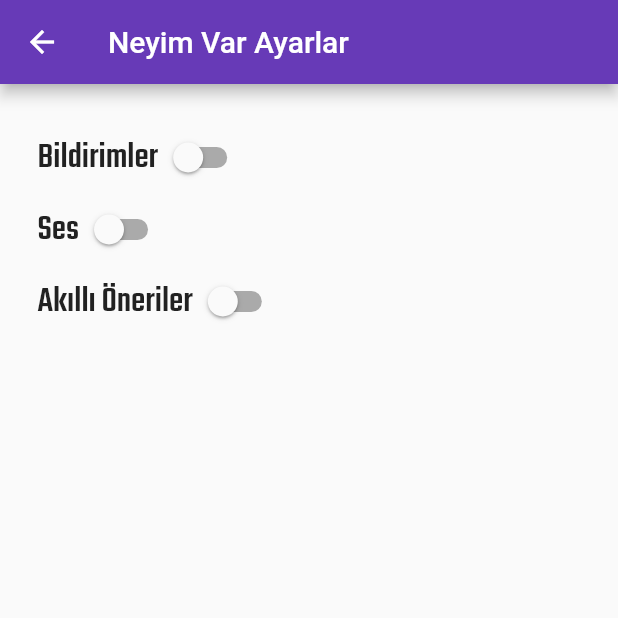
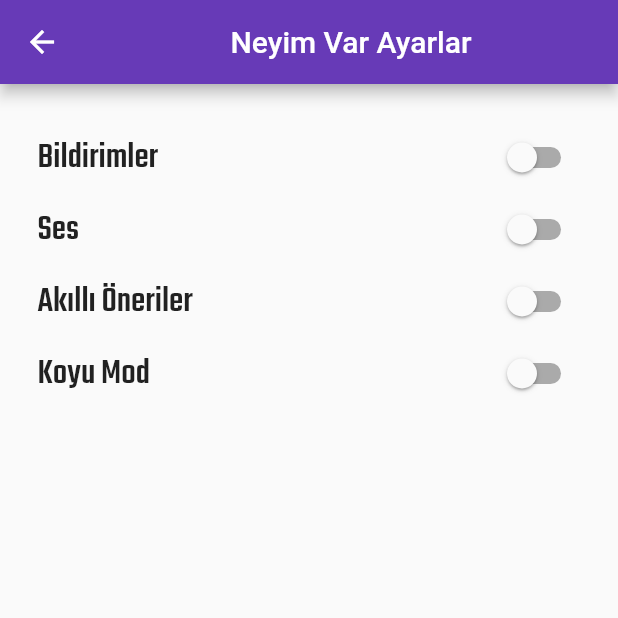
Before and after one commit to YeD-Mi/Flutter-Login-Panel, a Flutter app: the SettingsPage screen opened directly, on a phone screen of 412 x 824 dp, the top half of it. Run offline on Flutter 3.47's test engine with Material 2 defaults, Android fonts, the phone set to English and light mode, and no system bars.

Commit message:
dark-mode-start

```diff
--- a/lib/views/settingspage.dart
+++ b/lib/views/settingspage.dart
@@ -14,15 +14,17 @@ class _SettingsPage extends State<SettingsPage> {
   bool bildirim = false;
   bool ses = false;
   bool oneri = false;
+  bool koyumod = false;
   @override
   Widget build(BuildContext context) {
     return Scaffold(
-      appBar: AppBar(title: Text('Neyim Var Ayarlar')),
+      appBar: AppBar(title: Center(child: Text('Neyim Var Ayarlar'))),
       body: Padding(
         padding: const EdgeInsets.all(25.0),
         child: Column(
           children: [
             Row(
+              mainAxisAlignment: MainAxisAlignment.spaceBetween,
               children: [
                 Text(
                   'Bildirimler',
@@ -40,6 +42,7 @@ class _SettingsPage extends State<SettingsPage> {
               ],
             ),
             Row(
+              mainAxisAlignment: MainAxisAlignment.spaceBetween,
               children: [
                 Text(
                   'Ses',
@@ -57,6 +60,7 @@ class _SettingsPage extends State<SettingsPage> {
               ],
             ),
             Row(
+              mainAxisAlignment: MainAxisAlignment.spaceBetween,
               children: [
                 Text(
                   'Akıllı Öneriler',
@@ -73,6 +77,24 @@ class _SettingsPage extends State<SettingsPage> {
                 )
               ],
             ),
+            Row(
+              mainAxisAlignment: MainAxisAlignment.spaceBetween,
+              children: [
+                Text(
+                  'Koyu Mod',
+                  style: TextStyle(fontFamily: 'Teko', fontSize: 24),
+                ),
+                Switch(
+                  value: koyumod,
+                  onChanged: (value) {
+                    setState(() {
+                      koyumod = value;
+                    });
+                  },
+                  activeColor: primaryColor,
+                )
+              ],
+            ),
           ],
         ),
       ),
--- a/pubspec.yaml
+++ b/pubspec.yaml
@@ -29,7 +29,6 @@ environment:
 # the latest version available on pub.dev. To see which dependencies have newer
 # versions available, run `flutter pub outdated`.
 dependencies:
-
   flutter:
     sdk: flutter
 
```
